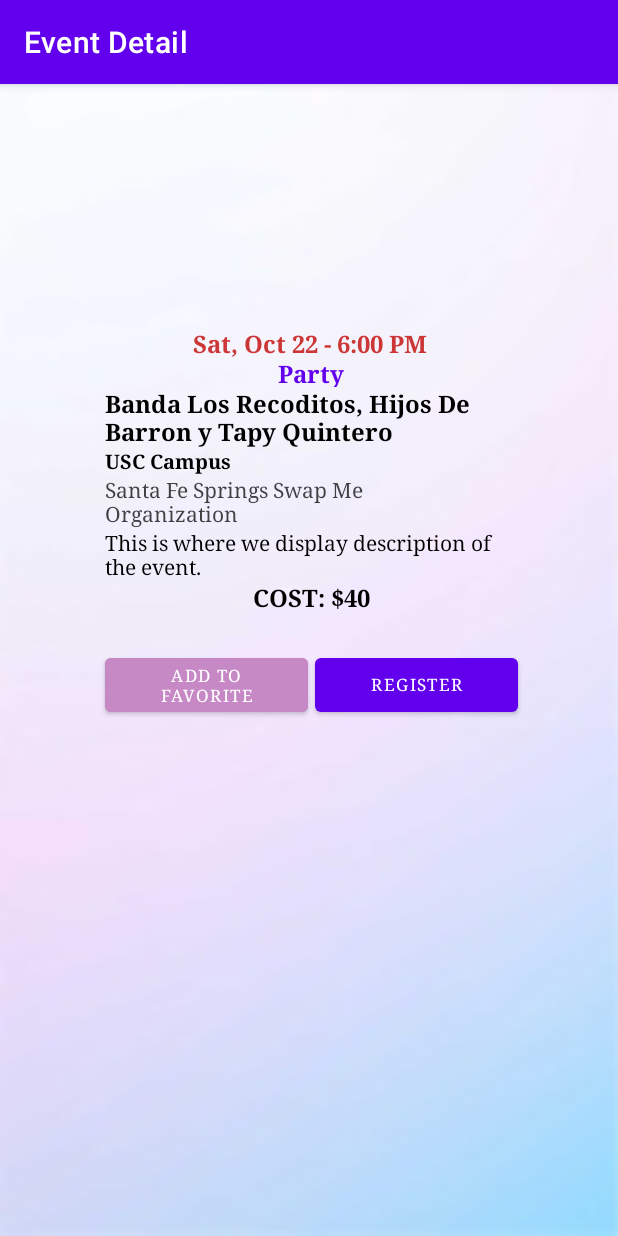
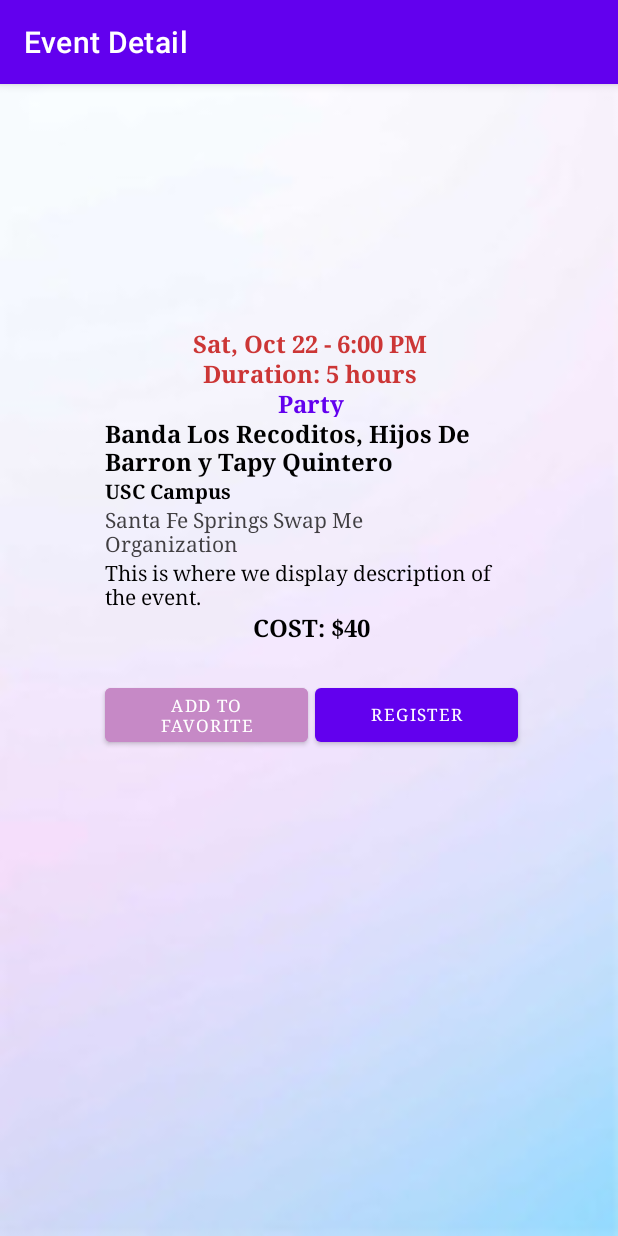
Before and after one commit to FeliX-Hell0/CSCI310_Group_Project, an Android app: the EventDetailActivity screen opened directly, with no data from a screen before it, on a phone screen of 412 x 824 dp. Run offline under Robolectric (Android 15) with nearby library versions, the phone set to English and light mode, and no system bars; our stand-ins replace Firebase (no records; nobody signed in at launch, a user with empty details on screens opened directly).

Commit message:
display event duration

```diff
--- a/app/src/main/java/com/example/csci310_group_project/EventDetailActivity.java
+++ b/app/src/main/java/com/example/csci310_group_project/EventDetailActivity.java
@@ -63,6 +63,7 @@
         Button favButton = findViewById(R.id.custom_event_favorite_button);
         Button regButton = findViewById(R.id.custom_event_register_button);
 
+        TextView durationText = findViewById(R.id.custom_event_duration);
 
         // parse event name from extra
         Bundle extras = getIntent().getExtras();
@@ -96,6 +97,12 @@
                             locationText.setText(event.getEventLocation());
                             organizerText.setText(event.getEventOrganizor());
                             descriptionText.setText(event.getEventDescription());
+
+                            Integer durationMinute = Math.toIntExact(documentSnapshot.getLong("duration"));
+                            // convert durationMinute to hour and minute
+                            Integer numHours = durationMinute / 60;
+                            Integer numMins = durationMinute % 60;
+                            durationText.setText("Duration: " + String.valueOf(numHours) + " hr " + String.valueOf(numMins) + " min");
 
                             costText.setText("Cost: $" + String.valueOf(event.getEventCost()));
                         }
--- a/app/src/main/res/layout/custom_event_detail_layout.xml
+++ b/app/src/main/res/layout/custom_event_detail_layout.xml
@@ -40,6 +40,19 @@
             android:height="20dp"
             android:fontFamily="serif"
             android:text="Sat, Oct 22 - 6:00 PM"
+            android:textColor="@color/orange"
+            android:textSize="16sp"
+            android:textStyle="bold" />
+
+        <TextView
+            android:id="@+id/custom_event_duration"
+            android:layout_width="wrap_content"
+            android:layout_height="wrap_content"
+            android:layout_gravity="center"
+            android:layout_marginEnd="2dp"
+            android:height="20dp"
+            android:fontFamily="serif"
+            android:text="Duration: 5 hours"
             android:textColor="@color/orange"
             android:textSize="16sp"
             android:textStyle="bold" />
```
